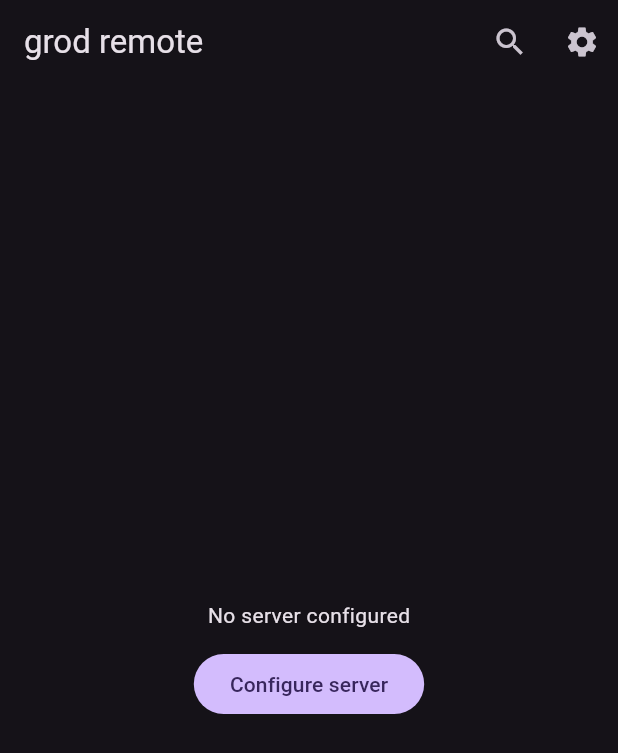
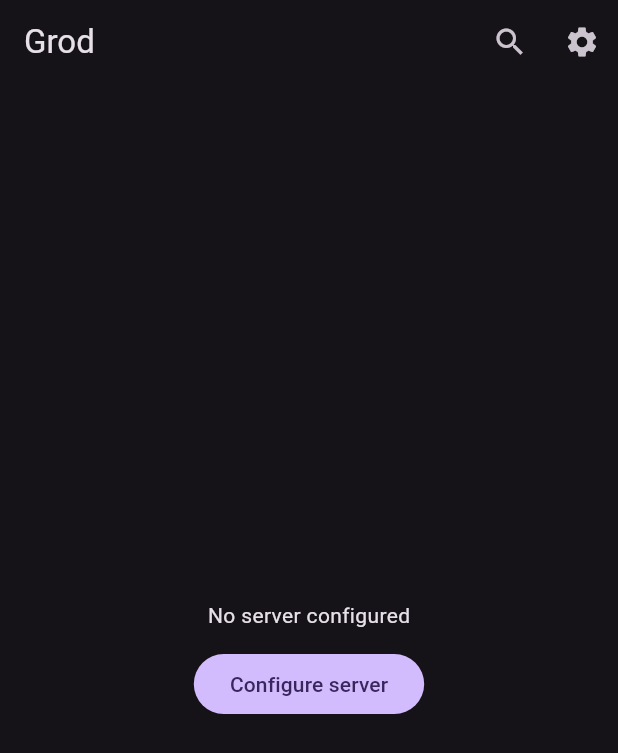
Before and after one commit to captainzonks/grod_remote, a Flutter app: the screen it shows after launch, on a phone screen of 412 x 824 dp. Shown: the top 753 px of the screen. Run offline on Flutter 3.47's test engine with Material 3 defaults, Android fonts, the phone set to English and light mode, and no system bars; our stand-ins replace multicast_dns, shared_preferences.

Commit message:
chore: rebrand user-visible name from "grod_remote" to "Grod"
Updates the launcher label (AndroidManifest), the MaterialApp title
(shown in the recent-apps task switcher), and the home AppBar text.
The Kotlin applicationId stays `com.captainzonks.grod_remote` since
changing it requires a directory move and breaks update continuity
for existing installs; users never see it.

Co-Authored-By: Claude Opus 4.7 <noreply@anthropic.com>

```diff
--- a/lib/main.dart
+++ b/lib/main.dart
@@ -18,7 +18,7 @@ class GrodApp extends StatelessWidget {
   @override
   Widget build(BuildContext context) {
     return MaterialApp(
-      title: 'grod remote',
+      title: 'Grod',
       debugShowCheckedModeBanner: false,
       theme: ThemeData(
         colorScheme: ColorScheme.fromSeed(
--- a/lib/screens/home_screen.dart
+++ b/lib/screens/home_screen.dart
@@ -25,7 +25,7 @@ class HomeScreen extends StatelessWidget {
 
     return Scaffold(
       appBar: AppBar(
-        title: const Text('grod remote'),
+        title: const Text('Grod'),
         actions: [
           IconButton(
             icon: const Icon(Icons.search),
```
Also changed, not shown: 1 other file.
